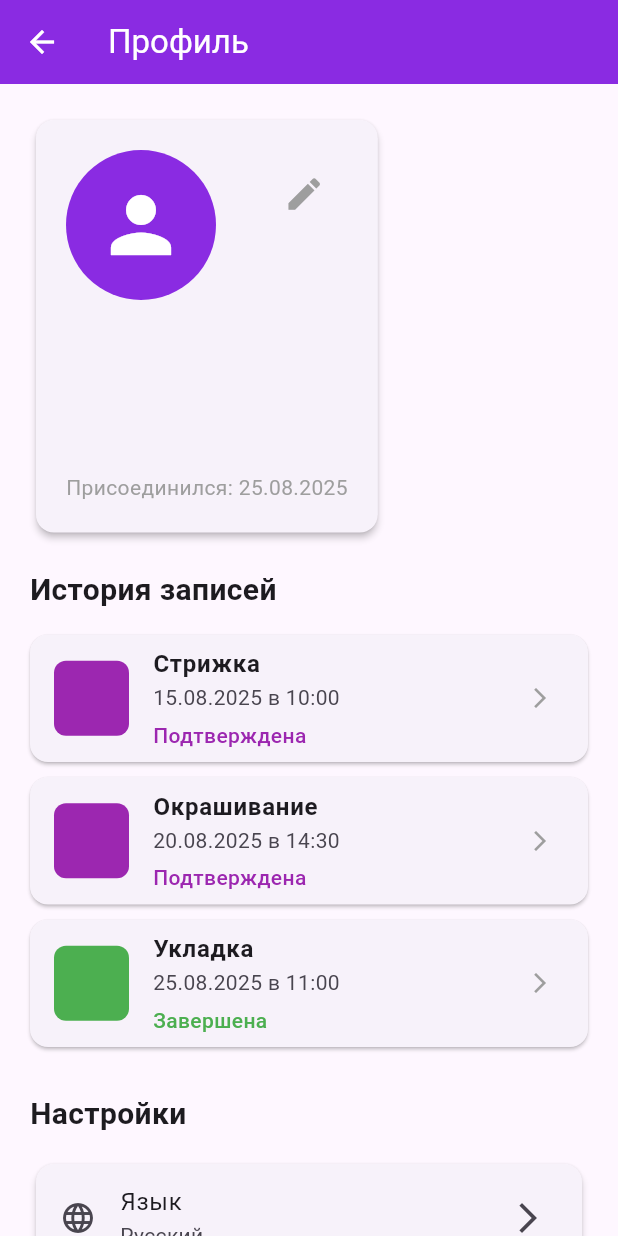
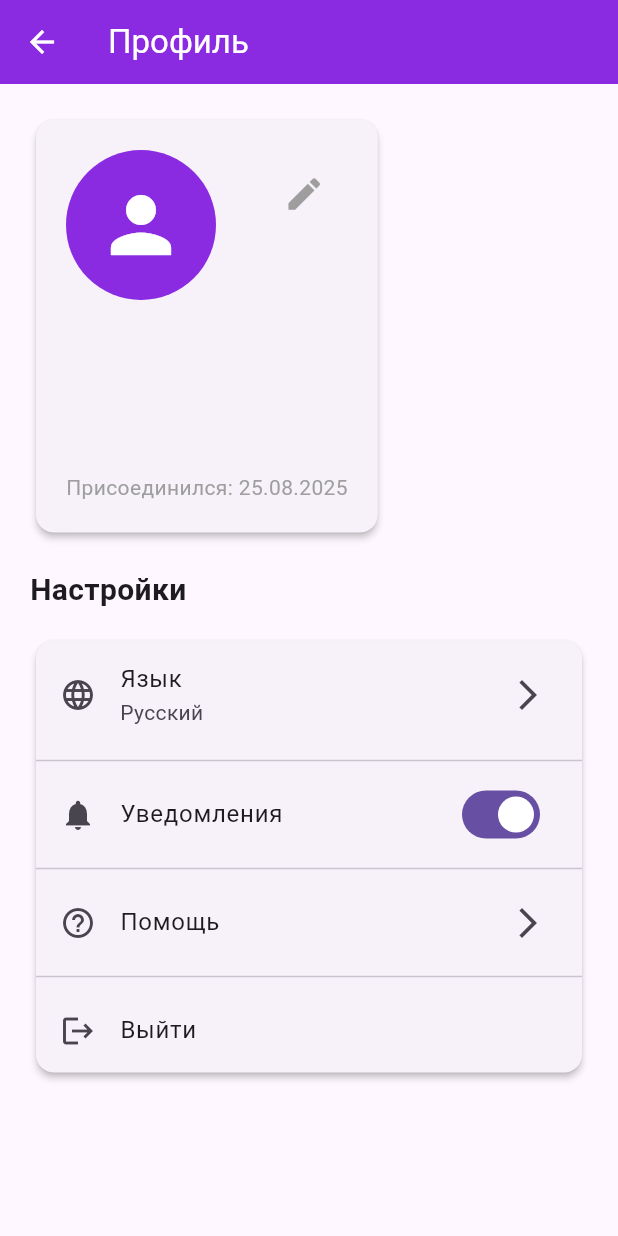
Before and after one commit to neshika/oksana_shik, a Flutter app: the ProfileScreen screen opened by its route, on a phone screen of 412 x 824 dp. Run offline on Flutter 3.47's test engine with Material 3 defaults, Android fonts, the light colour scheme and no system bars; our stand-ins replace cloud_firestore, dio, firebase_auth, firebase_core; accounts and stored records are empty.

Commit message:
убрали историю записей

```diff
--- a/lib/screens/profile/components/appointments_list_widget.dart
+++ b/lib/screens/profile/components/appointments_list_widget.dart
@@ -1,14 +1,13 @@
 // lib/screens/profile/components/appointments_list_widget.dart
 import 'package:flutter/material.dart';
-import 'package:oksana_shik/utils/theme.dart';
 
 class AppointmentsListWidget extends StatelessWidget {
   final List<Map<String, dynamic>> appointments;
 
   const AppointmentsListWidget({
-    super.key,
+    Key? key,
     required this.appointments,
-  });
+  }) : super(key: key);
 
   @override
   Widget build(BuildContext context) {
@@ -23,6 +22,15 @@ class AppointmentsListWidget extends StatelessWidget {
           ),
         ),
         const SizedBox(height: 15),
+        // Если нет записей, показываем сообщение
+        if (appointments.isEmpty)
+          const Center(
+            child: Text(
+              'Нет записей',
+              style: TextStyle(color: Colors.grey),
+            ),
+          )
+        else
           Column(
             children: appointments.map((appointment) {
               return Card(
@@ -33,8 +41,8 @@ class AppointmentsListWidget extends StatelessWidget {
                     height: 50,
                     decoration: BoxDecoration(
                       color: appointment['status'] == 'completed'
-                        ? AppTheme.subColorGreen.withValues(alpha: 76.0)
-                        : AppTheme.subColorPurple.withValues(alpha: 76.0),
+                          ? Colors.green.withValues(alpha: 76.0)
+                          : Colors.purple.withValues(alpha: 76.0),
                       borderRadius: BorderRadius.circular(8),
                     ),
                     child: Center(
@@ -43,8 +51,8 @@ class AppointmentsListWidget extends StatelessWidget {
                             ? Icons.check_circle
                             : Icons.calendar_today,
                         color: appointment['status'] == 'completed'
-                          ? AppTheme.subColorGreen
-                          : AppTheme.subColorPurple,
+                            ? Colors.green
+                            : Colors.purple,
                       ),
                     ),
                   ),
@@ -63,8 +71,8 @@ class AppointmentsListWidget extends StatelessWidget {
                             : 'Подтверждена',
                         style: TextStyle(
                           color: appointment['status'] == 'completed'
-                            ? AppTheme.subColorGreen
-                            : AppTheme.subColorPurple,
+                              ? Colors.green
+                              : Colors.purple,
                           fontWeight: FontWeight.w500,
                         ),
                       ),
@@ -73,7 +81,7 @@ class AppointmentsListWidget extends StatelessWidget {
                   trailing: Icon(
                     Icons.arrow_forward_ios,
                     size: 16,
-                  color: AppTheme.subColorGrey,
+                    color: Colors.grey,
                   ),
                 ),
               );
--- a/lib/screens/profile/profile_screen.dart
+++ b/lib/screens/profile/profile_screen.dart
@@ -1,13 +1,12 @@
-// lib/screens/profile/profile_screen.dart (частично обновленный)
+// lib/screens/profile/profile_screen.dart
 import 'package:flutter/material.dart';
 import 'package:oksana_shik/utils/theme.dart';
 import 'package:oksana_shik/services/firestore_service.dart';
 import 'package:oksana_shik/models/user_model.dart' as user_model;
 import 'package:firebase_auth/firebase_auth.dart';
 
-// Импортируйте новые виджеты
+// Импортируем только виджет профиля
 import 'components/user_profile_widget.dart';
-import 'components/appointments_list_widget.dart';
 import 'components/settings_widget.dart';
 
 class ProfileScreen extends StatefulWidget {
@@ -19,11 +18,9 @@ class ProfileScreen extends StatefulWidget {
 class _ProfileScreenState extends State<ProfileScreen> {
   // Переменная для отслеживания режима редактирования
   bool _isEditing = false;
-
   // Переменная для хранения оригинальных данных пользователя
   user_model.User? _userData;
-
-  // Контроллеры для текстовых полей (решают проблему с клавиатурой)
+  // Контроллеры для текстовых полей
   late TextEditingController _fullNameController;
   late TextEditingController _phoneNumberController;
 
@@ -124,31 +121,6 @@ class _ProfileScreenState extends State<ProfileScreen> {
                     _phoneNumberController.text = _userData!.phoneNumber;
                   }
 
-                  // --- Создание списка записей ---
-                  final List<Map<String, dynamic>> appointments = [
-                    {
-                      'id': '1',
-                      'serviceName': 'Стрижка',
-                      'date': '15.08.2025',
-                      'time': '10:00',
-                      'status': 'confirmed',
-                    },
-                    {
-                      'id': '2',
-                      'serviceName': 'Окрашивание',
-                      'date': '20.08.2025',
-                      'time': '14:30',
-                      'status': 'confirmed',
-                    },
-                    {
-                      'id': '3',
-                      'serviceName': 'Укладка',
-                      'date': '25.08.2025',
-                      'time': '11:00',
-                      'status': 'completed',
-                    },
-                  ];
-
                   return SingleChildScrollView(
                     padding: const EdgeInsets.all(20),
                     child: Column(
@@ -162,12 +134,6 @@ class _ProfileScreenState extends State<ProfileScreen> {
                           phoneNumberController: _phoneNumberController,
                           onEditPressed:
                               _handleEditPressed, // <--- Передаем функцию
-                        ),
-                        const SizedBox(height: 20),
-
-                        // --- Использование нового виджета списка записей ---
-                        AppointmentsListWidget(
-                          appointments: appointments,
                         ),
                         const SizedBox(height: 20),
 
```
Also changed, not shown: lib/services/firestore_service.dart (+13 -0 lines). Lines whose indentation alone changed are shown as unchanged.
